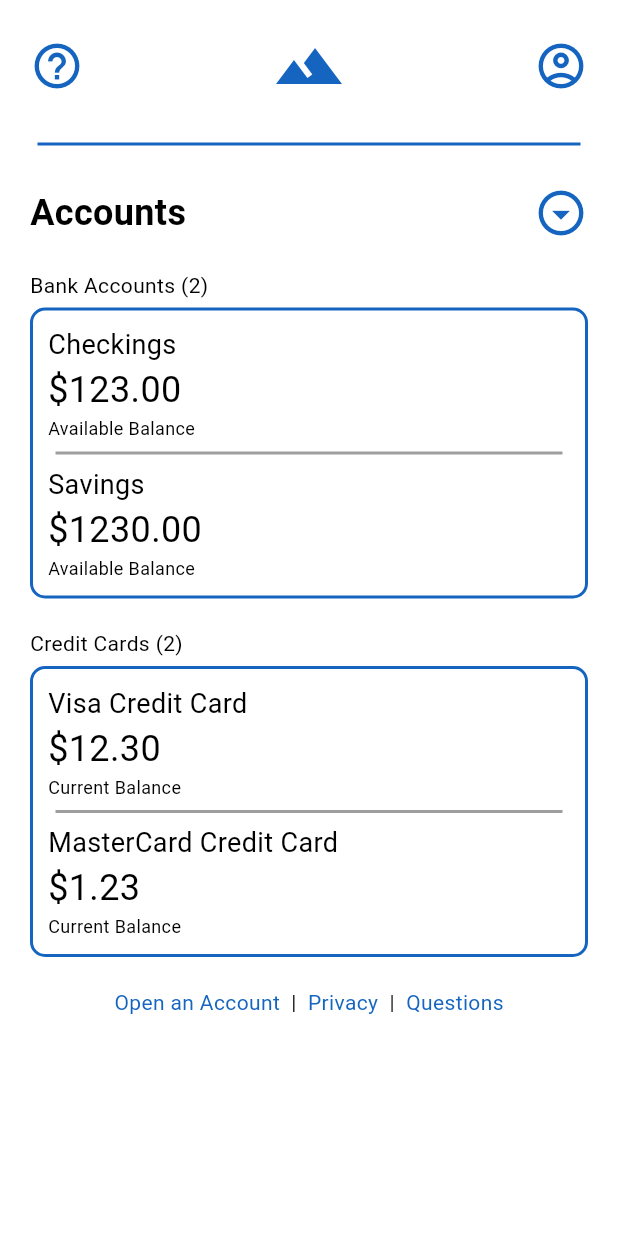
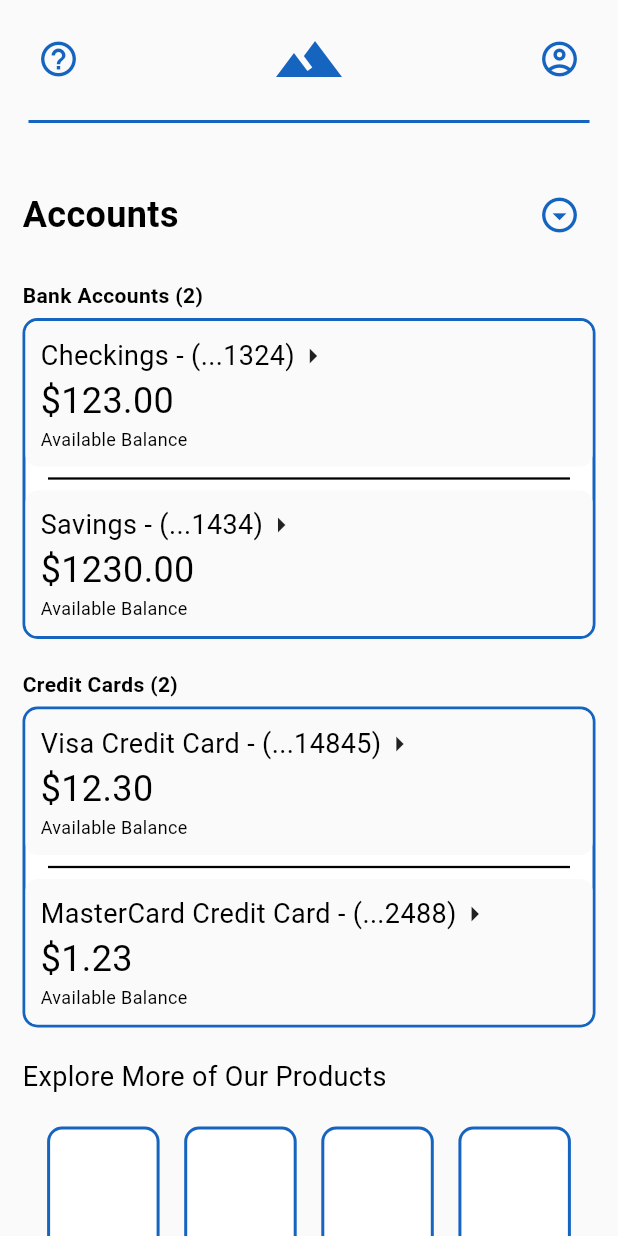
Before and after one commit to InstantPhoNoodles/Flutter-Banking-App, a Flutter app: the screen it shows after launch, on a phone screen of 412 x 824 dp. Run offline on Flutter 3.47's test engine with Material 3 defaults, Android fonts, the phone set to English and light mode, and no system bars.

Commit message:
Integrate Accounts Page components with accounts page

```diff
--- /dev/null
+++ b/lib/pages/account_info_page.dart
@@ -0,0 +1,16 @@
+import 'package:flutter/material.dart';
+
+class AccountInfoPage extends StatelessWidget {
+  const AccountInfoPage({super.key});
+
+  @override
+  Widget build(BuildContext context) {
+    return Scaffold(
+      body: SafeArea(
+        child: Center(
+          child: Text('Account Info Page')
+        ),
+      ),
+    );
+  }
+}
--- a/lib/pages/accounts_page.dart
+++ b/lib/pages/accounts_page.dart
@@ -1,5 +1,9 @@
-import 'package:banking_app/components/bank_account.dart';
+import 'package:banking_app/components/account_box.dart';
+import 'package:banking_app/components/accounts_block.dart';
+import 'package:banking_app/components/accounts_header.dart';
 import 'package:banking_app/components/login_footer.dart';
+import 'package:banking_app/pages/account_info_page.dart';
+import 'package:banking_app/pages/placeholder_page.dart';
 import 'package:flutter/material.dart';
 
 class AccountsPage extends StatelessWidget {
@@ -8,114 +12,104 @@ class AccountsPage extends StatelessWidget {
   @override
   Widget build(BuildContext context) {
     return Scaffold(
+      backgroundColor: Color.fromRGBO(250, 250, 250, 1.0),
       body: SafeArea(
         child: SingleChildScrollView(
           child: Padding(
-            padding: const EdgeInsets.all(20.0),
+            padding: const EdgeInsets.all(15.0),
 
             child: Column(
               crossAxisAlignment: CrossAxisAlignment.start,
 
               children: [
-                Row(
-                  mainAxisAlignment: MainAxisAlignment.spaceBetween,
+                // Accounts Page Header
+                AccountsHeader(),
 
-                  children: [
-                    Icon(Icons.help_outline, size: 36, color: Colors.blue[800]),
-                    Icon(Icons.landscape, size: 48, color: Colors.blue[800]),
-                    Icon(Icons.account_circle_outlined, size: 36, color: Colors.blue[800]),
-                  ],
-                ),
-                SizedBox(height: 20),
-
-                Divider(
-                  color: Colors.blue[800],       // Line color
-                  thickness: 2,             // Line thickness
-                  indent: 5,               // Left spacing
-                  endIndent: 5,            // Right spacing
-                ),
-                SizedBox(height: 20),
-
+                // Accounts Section Header
                 Row(
                   mainAxisAlignment: MainAxisAlignment.spaceBetween,
 
                   children: [
                     Text('Accounts', style: TextStyle(fontSize: 24, fontWeight: FontWeight.w600)),
-                    Icon(Icons.arrow_drop_down_circle_outlined, size: 36, color: Colors.blue[800]),
+
+                    IconButton(
+                      onPressed: () {
+                        Navigator.push(
+                          context,
+                          MaterialPageRoute(builder: (context) => PlaceholderPage()),
+                        );
+                      },
+                      icon: Icon(Icons.arrow_drop_down_circle_outlined, size: 28, color: Colors.blue[800]),
+                    ),
                   ],
                 ),
                 SizedBox(height: 20),
 
-                Text('Bank Accounts (2)'),
+                // Regular Bank Accounts Block
+                Text('Bank Accounts (2)', style: TextStyle(fontWeight: FontWeight.w600)),
                 SizedBox(height: 5),
+                AccountBlock(
+                  account1: AccountBox(name: 'Checkings - (...1324)', balance: '\$123.00', route: AccountInfoPage(),),
+                  account2: AccountBox(name: 'Savings - (...1434)', balance: '\$1230.00', route: AccountInfoPage(),),
+                ),
+                SizedBox(height: 20),
 
+                // Credit Card Accounts Block
+                Text('Credit Cards (2)', style: TextStyle(fontWeight: FontWeight.w600)),
+                SizedBox(height: 5),
+                AccountBlock(
+                  account1: AccountBox(name: 'Visa Credit Card - (...14845)', balance: '\$12.30', route: AccountInfoPage(),),
+                  account2: AccountBox(name: 'MasterCard Credit Card - (...2488)', balance: '\$1.23', route: AccountInfoPage(),),
+                ),
+                SizedBox(height: 20),
+
+                Text('Explore More of Our Products', style: TextStyle(fontSize: 18)),
+                SizedBox(height: 20),
+
+                Row(
+                  mainAxisAlignment: MainAxisAlignment.spaceEvenly,
+                  children: [
                     Container(
-                  width: double.infinity,
+                      height: 200,
+                      width: 75,
 
                       decoration: BoxDecoration(
                         color: Colors.white,
                         border: Border.all(color: Colors.blue[800]!, width: 2.0),
                         borderRadius: BorderRadius.circular(10),
                       ),
-
-                  child: Padding(
-                    padding: const EdgeInsets.all(10.0),
-                    child: Column(
-                      crossAxisAlignment: CrossAxisAlignment.start,
-
-                      children: [
-                        Text('Checkings', style: TextStyle(fontSize: 18)),
-                        Text('\$123.00', style: TextStyle(fontSize: 24)),
-                        Text('Available Balance', style: TextStyle(fontSize: 12)),
-                        Divider(
-                          color: Colors.grey,       // Line color
-                          thickness: 2,             // Line thickness
-                          indent: 5,               // Left spacing
-                          endIndent: 5,            // Right spacing
                     ),
-                        Text('Savings', style: TextStyle(fontSize: 18)),
-                        Text('\$1230.00', style: TextStyle(fontSize: 24)),
-                        Text('Available Balance', style: TextStyle(fontSize: 12)),
-                      ],
-                    ),
-                  ),
-                ),
-                SizedBox(height: 20),
-
-                Text('Credit Cards (2)'),
-                SizedBox(height: 5),
-
-
                     Container(
-                  width: double.infinity,
+                      height: 200,
+                      width: 75,
 
                       decoration: BoxDecoration(
                         color: Colors.white,
                         border: Border.all(color: Colors.blue[800]!, width: 2.0),
                         borderRadius: BorderRadius.circular(10),
                       ),
+                    ),
+                    Container(
+                      height: 200,
+                      width: 75,
 
-                  child: Padding(
-                    padding: const EdgeInsets.all(10.0),
-                    child: Column(
-                      crossAxisAlignment: CrossAxisAlignment.start,
-
-                      children: [
-                        Text('Visa Credit Card', style: TextStyle(fontSize: 18)),
-                        Text('\$12.30', style: TextStyle(fontSize: 24)),
-                        Text('Current Balance', style: TextStyle(fontSize: 12)),
-                        Divider(
-                          color: Colors.grey,       // Line color
-                          thickness: 2,             // Line thickness
-                          indent: 5,               // Left spacing
-                          endIndent: 5,            // Right spacing
-                        ),
-                        Text('MasterCard Credit Card', style: TextStyle(fontSize: 18)),
-                        Text('\$1.23', style: TextStyle(fontSize: 24)),
-                        Text('Current Balance', style: TextStyle(fontSize: 12)),
-                      ],
+                      decoration: BoxDecoration(
+                        color: Colors.white,
+                        border: Border.all(color: Colors.blue[800]!, width: 2.0),
+                        borderRadius: BorderRadius.circular(10),
                       ),
                     ),
+                    Container(
+                      height: 200,
+                      width: 75,
+
+                      decoration: BoxDecoration(
+                        color: Colors.white,
+                        border: Border.all(color: Colors.blue[800]!, width: 2.0),
+                        borderRadius: BorderRadius.circular(10),
+                      ),
+                    ),
+                  ],
                 ),
 
                 LoginFooter(),
--- a/lib/pages/login_page.dart
+++ b/lib/pages/login_page.dart
@@ -34,10 +34,7 @@ class LoginPage extends StatelessWidget {
                     SizedBox(height: 60),
                     Row(
                       mainAxisAlignment: MainAxisAlignment.center,
-                      children: [
-                        Icon(Icons.landscape, size: 44, color: Colors.green.shade700),
-                        Icon(Icons.park, size: 44, color: Colors.green.shade700),
-                      ],
+                      children: [Icon(Icons.landscape, size: 48, color: Colors.blue[800])],
                     ),
 
                     SizedBox(height: 20),
```
Lines whose indentation alone changed are shown as unchanged.
